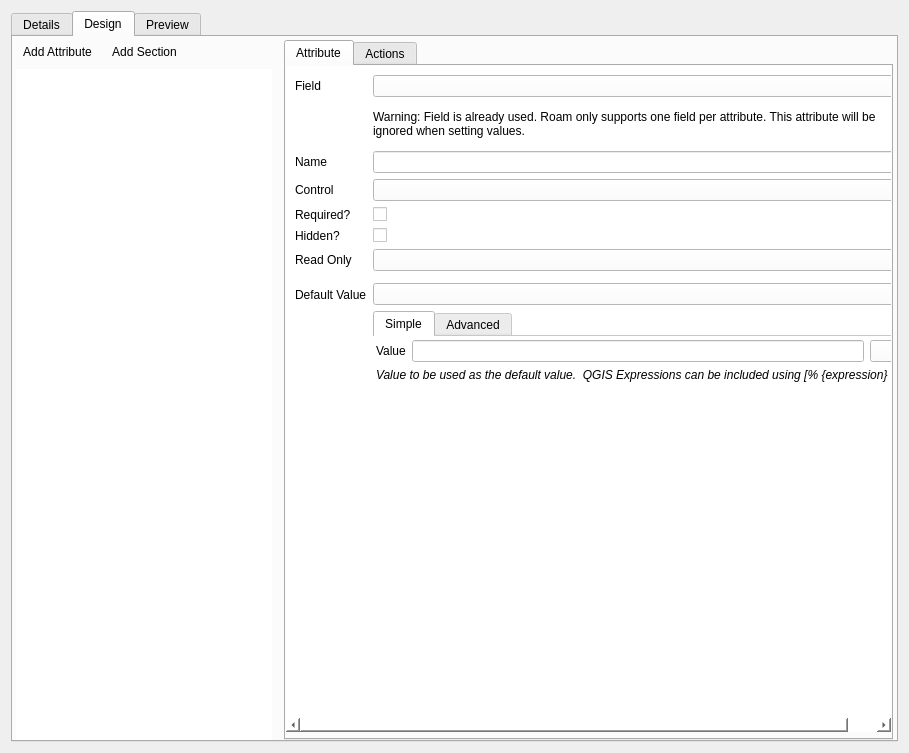
First picture: the form in src/configmanager/ui/nodewidgets/ui_formwidget.ui, repository roam-qgis/Roam, before the edit.
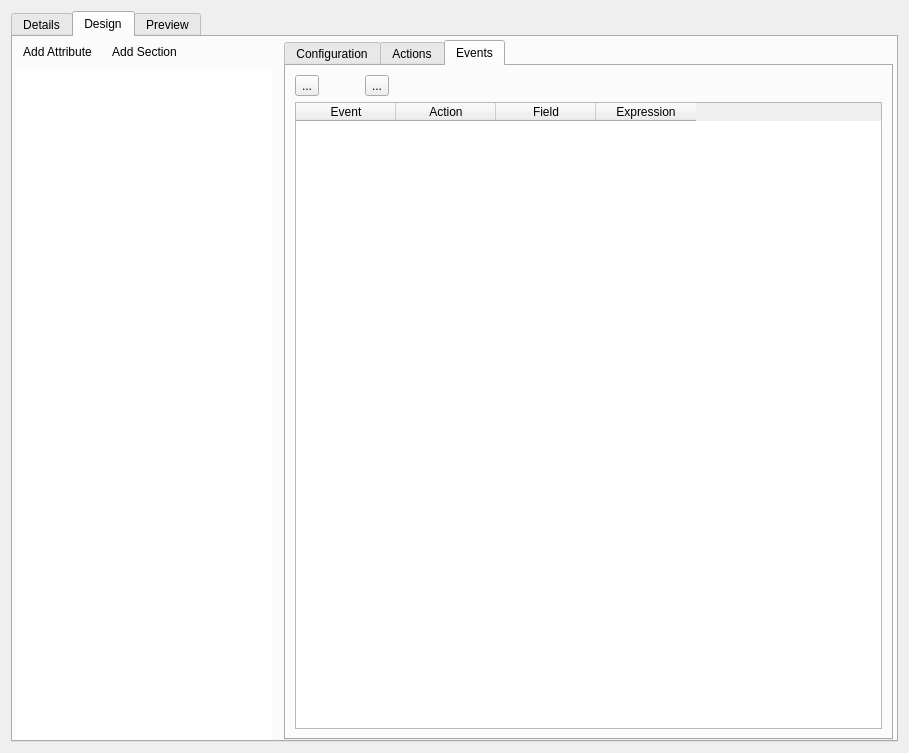
Second picture: the form after the edit. The open tabs and pages were chosen to show the change. Icons and pictures are not drawn. Custom widgets are drawn as their Qt base class.

Commit message: Add events to fields

```diff
--- a/src/configmanager/ui/nodewidgets/ui_formwidget.ui
+++ b/src/configmanager/ui/nodewidgets/ui_formwidget.ui
@@ -361,9 +361,12 @@
          <property name="currentIndex">
           <number>0</number>
          </property>
+         <property name="tabBarAutoHide">
+          <bool>false</bool>
+         </property>
          <widget class="QWidget" name="tab_3">
           <attribute name="title">
-           <string>Attribute</string>
+           <string>Configuration</string>
           </attribute>
           <layout class="QGridLayout" name="gridLayout_13">
            <property name="leftMargin">
@@ -914,6 +917,95 @@
            </item>
           </layout>
          </widget>
+         <widget class="QWidget" name="tab_8">
+          <attribute name="title">
+           <string>Events</string>
+          </attribute>
+          <layout class="QGridLayout" name="gridLayout_5">
+           <item row="2" column="0">
+            <widget class="QTableWidget" name="eventsTable">
+             <column>
+              <property name="text">
+               <string>Event</string>
+              </property>
+             </column>
+             <column>
+              <property name="text">
+               <string>Action</string>
+              </property>
+             </column>
+             <column>
+              <property name="text">
+               <string>Field</string>
+              </property>
+             </column>
+             <column>
+              <property name="text">
+               <string>Expression</string>
+              </property>
+             </column>
+            </widget>
+           </item>
+           <item row="0" column="0">
+            <layout class="QHBoxLayout" name="horizontalLayout_3">
+             <property name="topMargin">
+              <number>0</number>
+             </property>
+             <item>
+              <widget class="QToolButton" name="addEvent">
+               <property name="text">
+                <string>...</string>
+               </property>
+               <property name="icon">
+                <iconset resource="../../../roam/resources.qrc">
+                 <normaloff>:/icons/add</normaloff>:/icons/add</iconset>
+               </property>
+              </widget>
+             </item>
+             <item>
+              <spacer name="horizontalSpacer_2">
+               <property name="orientation">
+                <enum>Qt::Horizontal</enum>
+               </property>
+               <property name="sizeType">
+                <enum>QSizePolicy::Fixed</enum>
+               </property>
+               <property name="sizeHint" stdset="0">
+                <size>
+                 <width>40</width>
+                 <height>20</height>
+                </size>
+               </property>
+              </spacer>
+             </item>
+             <item>
+              <widget class="QToolButton" name="removeEvent">
+               <property name="text">
+                <string>...</string>
+               </property>
+               <property name="icon">
+                <iconset resource="../../../roam/resources.qrc">
+                 <normaloff>:/icons/remove</normaloff>:/icons/remove</iconset>
+               </property>
+              </widget>
+             </item>
+             <item>
+              <spacer name="horizontalSpacer_3">
+               <property name="orientation">
+                <enum>Qt::Horizontal</enum>
+               </property>
+               <property name="sizeHint" stdset="0">
+                <size>
+                 <width>40</width>
+                 <height>20</height>
+                </size>
+               </property>
+              </spacer>
+             </item>
+            </layout>
+           </item>
+          </layout>
+         </widget>
         </widget>
        </item>
       </layout>
```
The commit also changes 3 other files.
